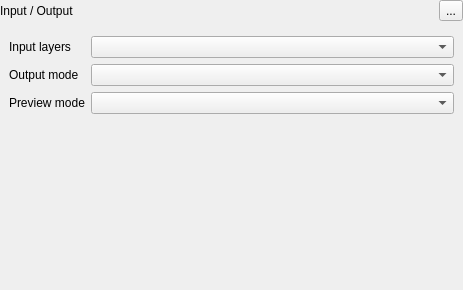
Old version of the form gmic-qt/ui/inoutpanel.ui in the repository amyspark/gmic.
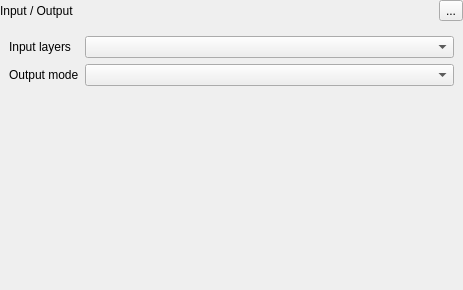
New version of the form.

```diff
--- a/gmic-qt/ui/inoutpanel.ui
+++ b/gmic-qt/ui/inoutpanel.ui
@@ -80,16 +80,6 @@
        </rect>
       </property>
       <layout class="QGridLayout" name="gridLayout">
-       <item row="0" column="1">
-        <widget class="QComboBox" name="inputLayers">
-         <property name="sizePolicy">
-          <sizepolicy hsizetype="Expanding" vsizetype="Fixed">
-           <horstretch>1</horstretch>
-           <verstretch>0</verstretch>
-          </sizepolicy>
-         </property>
-        </widget>
-       </item>
        <item row="0" column="0">
         <widget class="QLabel" name="labelInputLayers">
          <property name="sizePolicy">
@@ -113,19 +103,6 @@
          </property>
         </widget>
        </item>
-       <item row="2" column="0">
-        <widget class="QLabel" name="labelPreviewMode">
-         <property name="sizePolicy">
-          <sizepolicy hsizetype="Preferred" vsizetype="Fixed">
-           <horstretch>0</horstretch>
-           <verstretch>0</verstretch>
-          </sizepolicy>
-         </property>
-         <property name="text">
-          <string>Preview mode</string>
-         </property>
-        </widget>
-       </item>
        <item row="1" column="0">
         <widget class="QLabel" name="labelOutputMode">
          <property name="sizePolicy">
@@ -139,8 +116,8 @@
          </property>
         </widget>
        </item>
-       <item row="2" column="1">
-        <widget class="QComboBox" name="previewMode">
+       <item row="0" column="1">
+        <widget class="QComboBox" name="inputLayers">
          <property name="sizePolicy">
           <sizepolicy hsizetype="Expanding" vsizetype="Fixed">
            <horstretch>1</horstretch>
@@ -149,7 +126,7 @@
          </property>
         </widget>
        </item>
-       <item row="3" column="0" colspan="2">
+       <item row="2" column="0" colspan="2">
         <widget class="QWidget" name="widget" native="true"/>
        </item>
       </layout>
```
